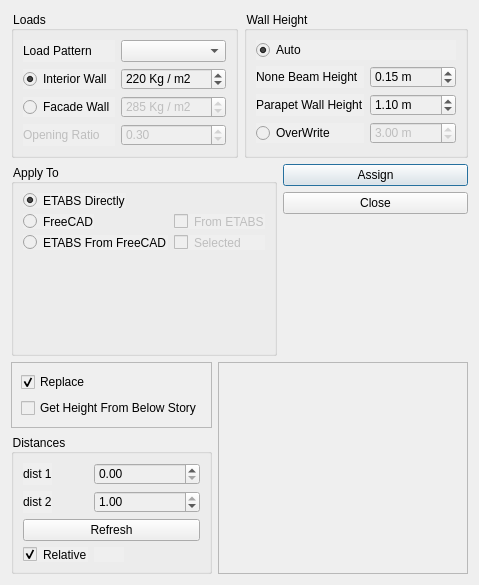
Qt form widgets/assign/wall_load_on_frames.ui (ebrahimraeyat/civilTools) before a commit.
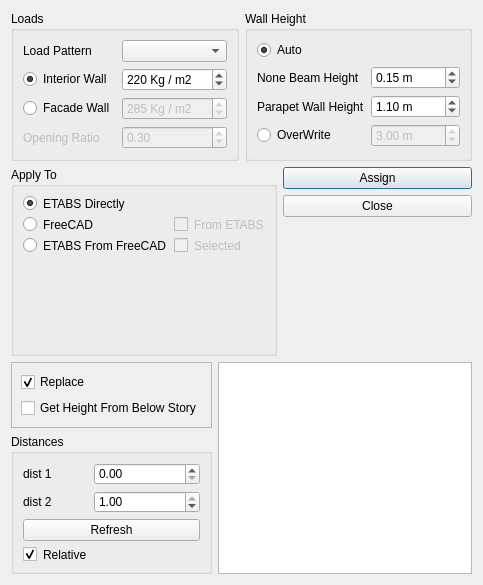
The same form after that commit. Icons and pictures are not drawn.

```diff
--- a/widgets/assign/wall_load_on_frames.ui
+++ b/widgets/assign/wall_load_on_frames.ui
@@ -6,7 +6,7 @@
    <rect>
     <x>0</x>
     <y>0</y>
-    <width>479</width>
+    <width>483</width>
     <height>585</height>
    </rect>
   </property>
@@ -18,7 +18,7 @@
     <normaloff>:/assigns/images/brick-wall.svg</normaloff>:/assigns/images/brick-wall.svg</iconset>
   </property>
   <property name="styleSheet">
-   <string notr="true">background-color: rgb(239, 239, 239);</string>
+   <string notr="true"/>
   </property>
   <layout class="QVBoxLayout" name="verticalLayout_4">
    <item>
```
